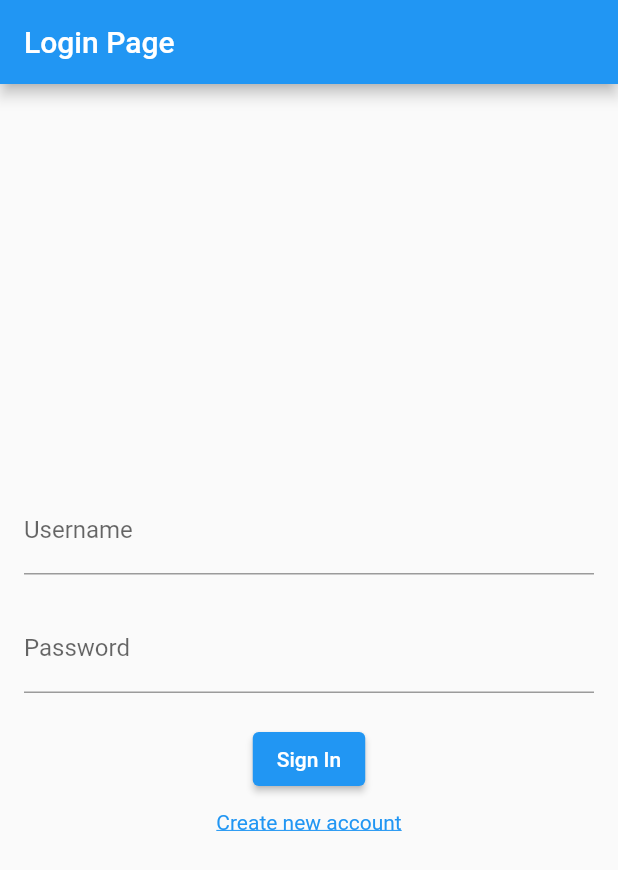
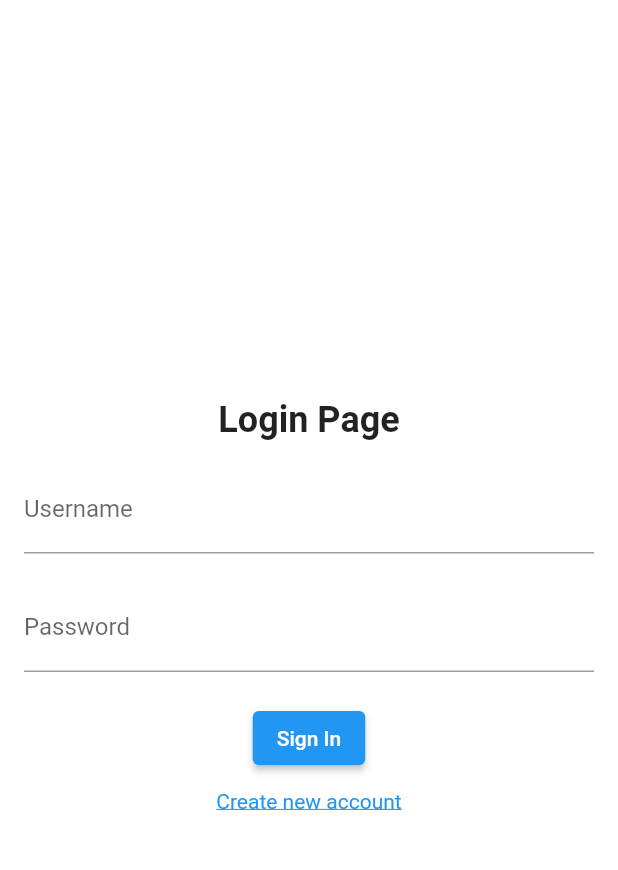
Before and after one commit to dhalmy/iit-scheduling-app, a Flutter app: the LoginPage widget shown alone on an empty page, opened directly, on a phone screen of 412 x 824 dp. Shown: the top 870 px of the screen. Run offline on Flutter 3.47's test engine with Material 2 defaults, Android fonts, the phone set to English and light mode, and no system bars; our stand-ins replace date_picker_timeline, flutter_svg, supabase_flutter; missing offline and left inert: enum_to_string; accounts and stored records are empty.

```diff
--- a/lib/log_in_screen/log_in.dart
+++ b/lib/log_in_screen/log_in.dart
@@ -4,7 +4,9 @@ class LoginApp extends StatelessWidget {
   @override
   Widget build(BuildContext context) {
     return MaterialApp(
-      home: LoginPage(),
+      home: Material(
+        child: LoginPage(),
+      ),
     );
   }
 }
@@ -12,12 +14,19 @@ class LoginApp extends StatelessWidget {
 class LoginPage extends StatelessWidget {
   @override
   Widget build(BuildContext context) {
-    return Scaffold(
-      appBar: AppBar(
-        title: Text('Login Page'),
+    return Container(
+      color: Colors.white, // Set background color
+      child: Column(
+        mainAxisAlignment: MainAxisAlignment.center,
+        children: [
+          Text(
+            'Login Page',
+            style: TextStyle(
+              fontSize: 24,
+              fontWeight: FontWeight.bold,
             ),
-      body: Center(
-        child: Padding(
+          ),
+          Padding(
             padding: const EdgeInsets.all(16.0),
             child: Column(
               mainAxisAlignment: MainAxisAlignment.center,
@@ -57,6 +66,7 @@ class LoginPage extends StatelessWidget {
               ],
             ),
           ),
+        ],
       ),
     );
   }
--- a/lib/nav_bar/cassie/cassie.dart
+++ b/lib/nav_bar/cassie/cassie.dart
@@ -17,8 +17,8 @@ class CASSIE extends StatelessWidget {
         mainAxisAlignment: MainAxisAlignment.center,
         crossAxisAlignment: CrossAxisAlignment.center,
         children: [
-          ChatMessage(text: 'Hello', isUser: true),
-          const ChatScreen(),
+            ChatMessage(text: 'hello world', isUser: true),
+            const ChatScreen()
         ],
       ),
     );
```
Also changed, not shown: lib/log_in_screen/sign_up.dart (+9 -11 lines). Lines whose indentation alone changed are shown as unchanged.
